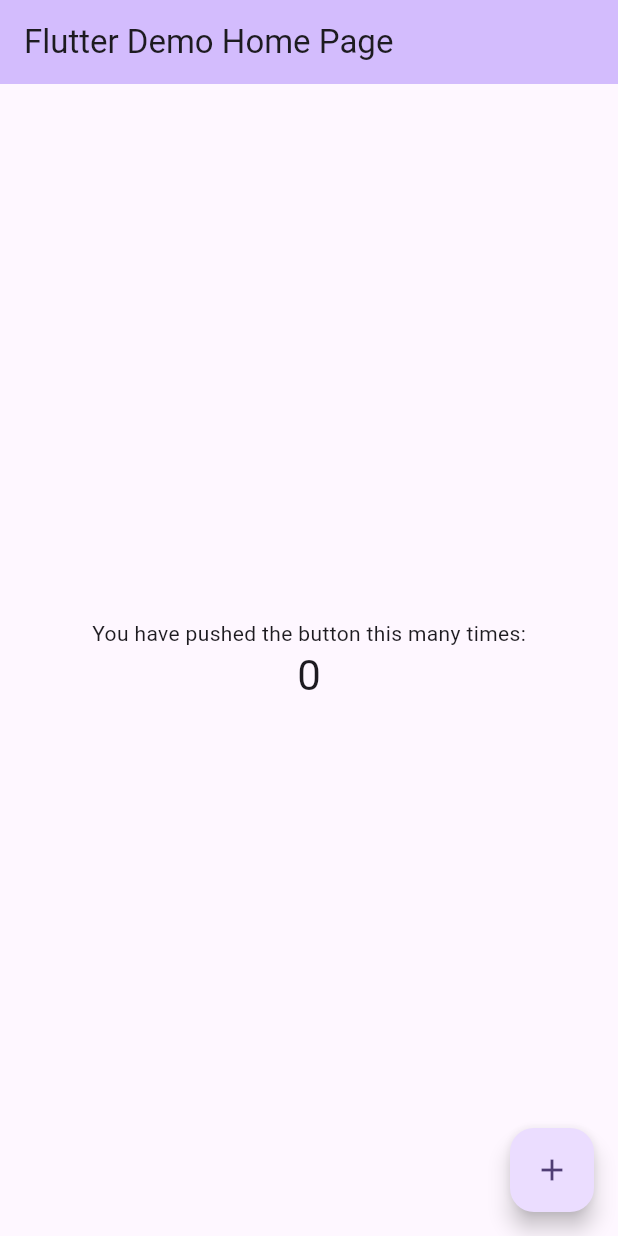
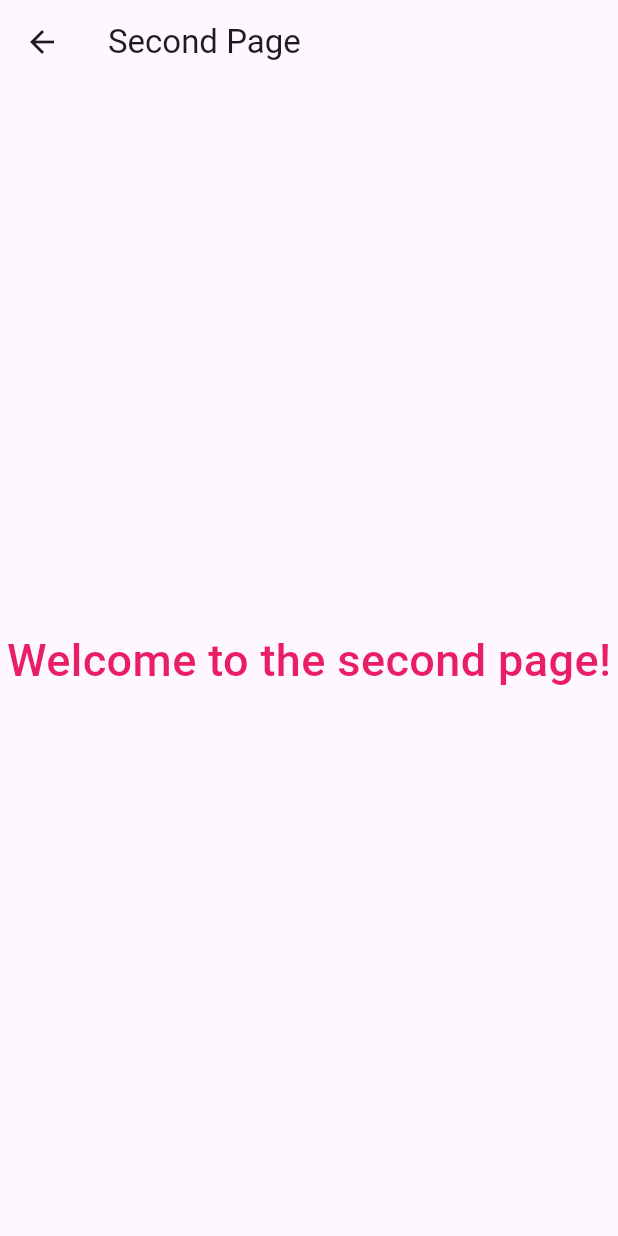
Before and after one commit to Nanthawit2003/learn_flutter_67_2_2, a Flutter app: the screen it shows after launch, on a phone screen of 412 x 824 dp. Run offline on Flutter 3.47's test engine with Material 3 defaults, Android fonts, the phone set to English and light mode, and no system bars; our stand-ins replace flutter_spinkit; Roboto replaces fonts that are missing (ALike).

Commit message:
Step 2: App screen

```diff
--- /dev/null
+++ b/lib/first_screen.dart
@@ -0,0 +1,74 @@
+//Step 2: App screen
+import 'dart:async';
+
+import 'package:flutter/material.dart';
+import 'package:flutter_spinkit/flutter_spinkit.dart';
+
+class FirstScreen extends StatefulWidget {
+  const FirstScreen({super.key});
+
+  @override
+  State<FirstScreen> createState() => _FirstScreenState();
+}
+
+class _FirstScreenState extends State<FirstScreen> {
+  @override
+  void initState() {
+    super.initState();
+    Timer(const Duration(seconds: 3), () {
+      Navigator.push(
+        context,
+        MaterialPageRoute(builder: (context) => const SecondPage()),
+      );
+    });
+  }
+
+  @override
+  Widget build(BuildContext context) {
+    return Container(
+      decoration: const BoxDecoration(
+        gradient: LinearGradient(
+          colors: [Colors.orange, Colors.purple],
+          begin: FractionalOffset(0.0, 0.5),
+          end: FractionalOffset(0.6, 0.5),
+          tileMode: TileMode.repeated,
+        ),
+      ),
+      child: Column(
+        mainAxisAlignment: MainAxisAlignment.center,
+        crossAxisAlignment: CrossAxisAlignment.center,
+        children: [
+          Image.asset('assets/images/app_screen.png'),
+          const SizedBox(height: 50),
+          const SpinKitSpinningLines(
+            color: Colors.white,
+            size: 50.0,
+          ),
+
+        ],
+      ),
+    );
+  }
+}
+
+class SecondPage extends StatelessWidget {
+  const SecondPage({super.key});
+
+  @override
+  Widget build(BuildContext context) {
+    return Scaffold(
+      appBar: AppBar(title: const Text('Second Page')),
+      body: const Center(
+        child: Text(
+          'Welcome to the second page!',
+          style: TextStyle(
+            fontSize: 30,
+            color: Colors.pink,
+            fontFamily: "ALike",
+            fontWeight: FontWeight.w500,
+            ),
+        ),
+      ),
+    );
+  }
+}
--- a/lib/main.dart
+++ b/lib/main.dart
@@ -1,4 +1,5 @@
 import 'package:flutter/material.dart';
+import 'package:learn_flutter_67_2_2/first_screen.dart';
 
 void main() {
   runApp(const MyApp());
@@ -7,62 +8,9 @@ void main() {
 class MyApp extends StatelessWidget {
   const MyApp({super.key});
 
-  // This widget is the root of your application.
   @override
   Widget build(BuildContext context) {
-    return MaterialApp(
-      title: 'Flutter Demo',
-      theme: ThemeData(
-        colorScheme: ColorScheme.fromSeed(seedColor: Colors.deepPurple),
-      ),
-      home: const MyHomePage(title: 'Flutter Demo Home Page'),
-    );
+    //Step 2: App screen
+    return MaterialApp(home: FirstScreen());
   }
 }
-
-class MyHomePage extends StatefulWidget {
-  const MyHomePage({super.key, required this.title});
-  final String title;
-
-  @override
-  State<MyHomePage> createState() => _MyHomePageState();
-}
-class _MyHomePageState extends State<MyHomePage> {
-  int _counter = 0;
-  void _incrementCounter() {
-    setState(() {
-
-      _counter++;
-    });
-  }
-
-  @override
-  Widget build(BuildContext context) {
-    return Scaffold(
-      appBar: AppBar(
-
-        backgroundColor: Theme.of(context).colorScheme.inversePrimary,
-
-        title: Text(widget.title),
-      ),
-      body: Center(
-
-        child: Column(
-          mainAxisAlignment: MainAxisAlignment.center,
-          children: <Widget>[
-            const Text('You have pushed the button this many times:'),
-            Text(
-              '$_counter',
-              style: Theme.of(context).textTheme.headlineMedium,
-            ),
-          ],
-        ),
-      ),
-      floatingActionButton: FloatingActionButton(
-        onPressed: _incrementCounter,
-        tooltip: 'Increment',
-        child: const Icon(Icons.add),
-      ), // This trailing comma makes auto-formatting nicer for build methods.
-    );
-  }
-}
```
Also changed, not shown: pubspec.yaml (+7 -0 lines), pubspec.lock, 1 other file.
